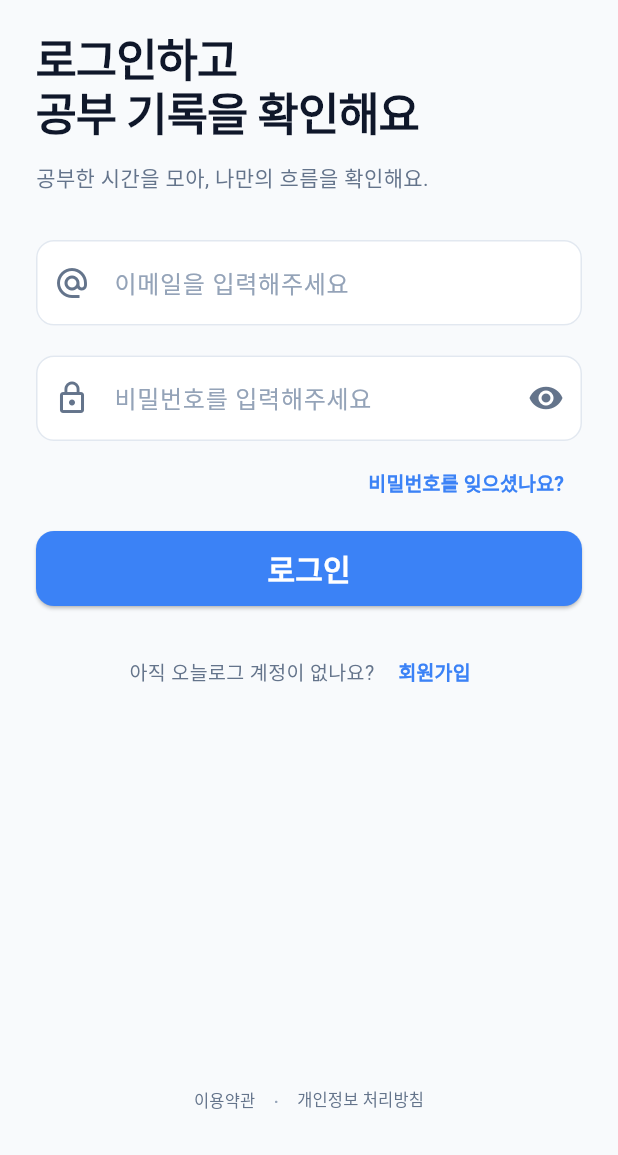
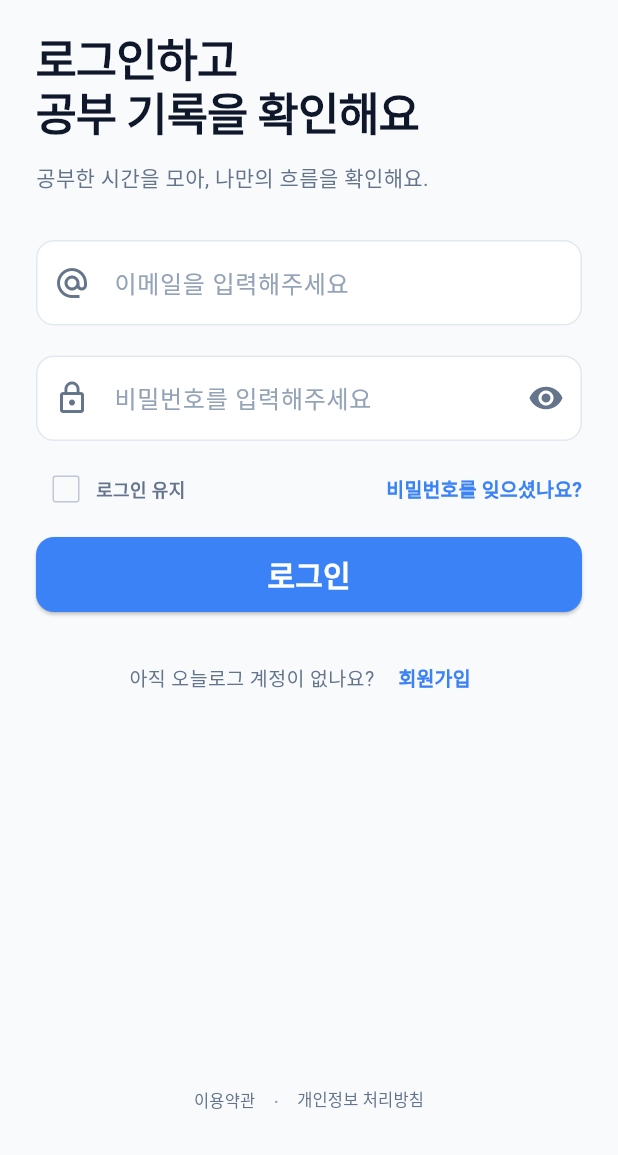
Before and after one commit to sky688372-wq/day_log, a Flutter app: the screen it shows after launch, on a phone screen of 412 x 824 dp, the part 81-1236 px from its top. Run offline on Flutter 3.47's test engine with Material 3 defaults, Android fonts, the phone set to English and light mode, and no system bars.

Commit message:
로그인 화면에 자동 로그인을 위한 체크 박스 위젯 추가

```diff
--- a/lib/screens/auth/login_screen.dart
+++ b/lib/screens/auth/login_screen.dart
@@ -17,6 +17,9 @@ class _LoginScreenState extends State<LoginScreen> {
 
   //비밀번호 보임/안보임 상태 관리 변수
   bool _isPasswordShow = false;
+
+  //자동 로그인 기능 상태 변수
+  bool _isKeepLogin = false;
 
   @override
   void dispose() {
@@ -174,20 +177,54 @@ class _LoginScreenState extends State<LoginScreen> {
                   ),
                 ),
 
-                const SizedBox(height: 4),
 
-                // 6. 비밀번호를 잊으셨나요? 텍스트 버튼
-                Align(
-                  alignment: Alignment.topRight,
-                  child: TextButton(
+                // 6. 로그인 유지 체크 박스와 비밀번호 찾기 텍스트 버튼
+                Padding(
+                  padding: const EdgeInsets.symmetric(vertical: 8),
+                  child: Row(
+                    mainAxisAlignment: MainAxisAlignment.spaceBetween,
+                    children: [
+                      // 로그인 유지 체크 박스
+                      Row(
+                        mainAxisSize: MainAxisSize.min,
+                        children: [
+                          Checkbox(
+                            value: _isKeepLogin,
+                            activeColor: AppColor.primary,
+                            checkColor: AppColor.onPrimary,
+                            side: const BorderSide(
+                              color: AppColor.outlineVariant,
+                            ),
+                            visualDensity: VisualDensity.compact,
+                            onChanged: (value) {
+                              setState(() {
+                                //체크 상태 변경 후 화면 리빌드
+                                _isKeepLogin = value ?? false;
+                              });
+                            },
+                          ),
+                          const Text(
+                            '로그인 유지',
+                            style: TextStyle(
+                              fontSize: 12,
+                              fontWeight: FontWeight.bold,
+                              color: AppColor.textSecondary,
+                            ),
+                          ),
+                        ],
+                      ),
+
+                      // 비밀번호 찾기 텍스트 버튼
+                      TextButton(
                         style: TextButton.styleFrom(
                           foregroundColor: AppColor.primary,
+                          padding: EdgeInsets.zero,
                         ),
                         onPressed: () {
                           Navigator.push(
                             context,
                             MaterialPageRoute(
-                          builder: (context) => ForgotPasswordScreen(),
+                              builder: (context) => const ForgotPasswordScreen(),
                             ),
                           );
                         },
@@ -199,9 +236,11 @@ class _LoginScreenState extends State<LoginScreen> {
                           ),
                         ),
                       ),
+                    ],
+                  ),
                 ),
 
-                const SizedBox(height: 8),
+
 
                 // 7. 로그인 버튼
                 ElevatedButton(
```
Lines whose indentation alone changed are shown as unchanged.
